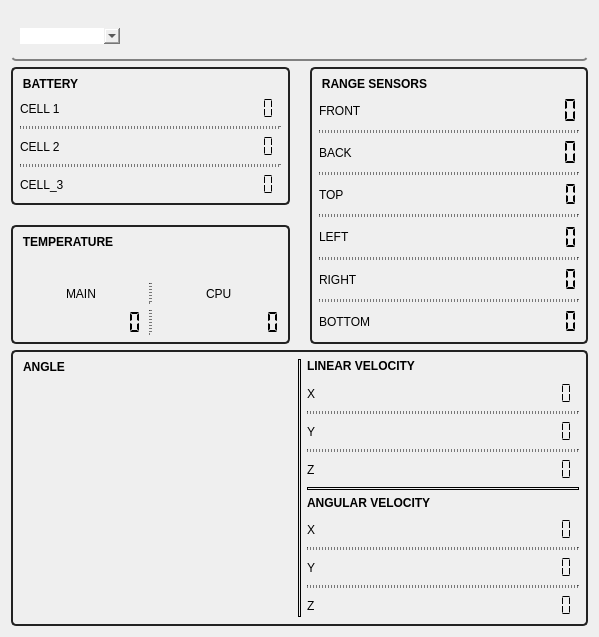
Before: the Qt Designer form dashboard/resource/dashboard.ui in GroupOfRobots/MiniRysRQT, drawn with Qt 5.
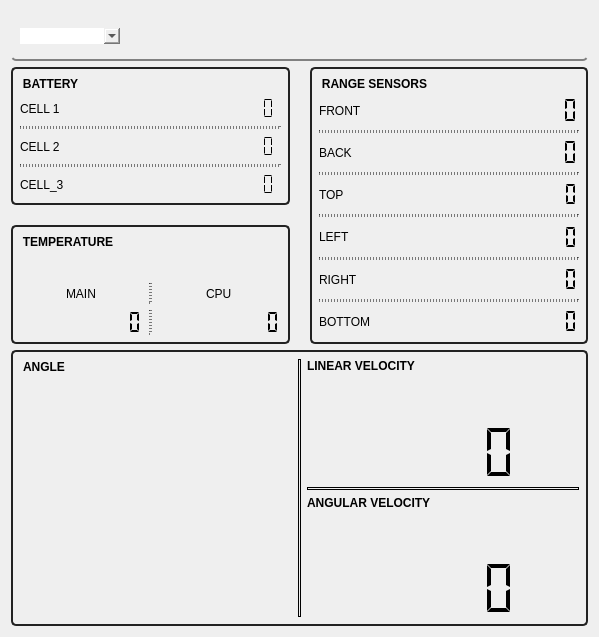
After: the same form once the commit is applied.

Commit message: dashboard removing unnecessary displayed parameters

Patch:
```diff
--- a/dashboard/resource/dashboard.ui
+++ b/dashboard/resource/dashboard.ui
@@ -618,85 +618,12 @@
          </widget>
         </item>
         <item>
-         <layout class="QHBoxLayout" name="xLinearVelocityLayoutUI">
-          <item>
-           <widget class="QLabel" name="xLinearVelcocityLabelUI">
-            <property name="text">
-             <string>X</string>
-            </property>
-           </widget>
-          </item>
-          <item alignment="Qt::AlignRight">
-           <widget class="QLCDNumber" name="xLinearVelcocityLcdUI">
-            <property name="segmentStyle">
-             <enum>QLCDNumber::Flat</enum>
-            </property>
-           </widget>
-          </item>
-         </layout>
-        </item>
-        <item>
-         <widget class="Line" name="line_9">
-          <property name="minimumSize">
-           <size>
-            <width>0</width>
-            <height>0</height>
-           </size>
+         <widget class="QLCDNumber" name="yLinearVelcocityLcdUI">
+          <property name="segmentStyle">
+           <enum>QLCDNumber::Flat</enum>
           </property>
-          <property name="styleSheet">
-           <string notr="true">border: 1px dashed black;</string>
-          </property>
-          <property name="orientation">
-           <enum>Qt::Horizontal</enum>
-          </property>
          </widget>
         </item>
-        <item>
-         <layout class="QHBoxLayout" name="yLinearVelocityLayoutUI">
-          <item>
-           <widget class="QLabel" name="yLinearVelcocityLabelUI">
-            <property name="text">
-             <string>Y</string>
-            </property>
-           </widget>
-          </item>
-          <item alignment="Qt::AlignRight">
-           <widget class="QLCDNumber" name="yLinearVelcocityLcdUI">
-            <property name="segmentStyle">
-             <enum>QLCDNumber::Flat</enum>
-            </property>
-           </widget>
-          </item>
-         </layout>
-        </item>
-        <item>
-         <widget class="Line" name="line_11">
-          <property name="styleSheet">
-           <string notr="true">border: 1px dashed black;</string>
-          </property>
-          <property name="orientation">
-           <enum>Qt::Horizontal</enum>
-          </property>
-         </widget>
-        </item>
-        <item>
-         <layout class="QHBoxLayout" name="zLinearVelocityLayoutUI">
-          <item>
-           <widget class="QLabel" name="zLinearVelcocityLabelUI">
-            <property name="text">
-             <string>Z</string>
-            </property>
-           </widget>
-          </item>
-          <item alignment="Qt::AlignRight">
-           <widget class="QLCDNumber" name="zLinearVelcocityLcdUI">
-            <property name="segmentStyle">
-             <enum>QLCDNumber::Flat</enum>
-            </property>
-           </widget>
-          </item>
-         </layout>
-        </item>
         <item>
          <widget class="Line" name="line_6">
           <property name="styleSheet">
@@ -721,82 +648,15 @@
          </widget>
         </item>
         <item>
-         <layout class="QHBoxLayout" name="xAngularVelocityLayoutUI_2">
-          <item>
-           <widget class="QLabel" name="xAngularVelcocityLcdUI_2">
-            <property name="text">
-             <string>X</string>
-            </property>
-           </widget>
-          </item>
-          <item alignment="Qt::AlignRight">
-           <widget class="QLCDNumber" name="xAngularVelcocityLcdUI">
-            <property name="segmentStyle">
-             <enum>QLCDNumber::Flat</enum>
-            </property>
-           </widget>
-          </item>
-         </layout>
-        </item>
-        <item>
-         <widget class="Line" name="line_12">
-          <property name="styleSheet">
-           <string notr="true">border: 1px dashed black;</string>
+         <widget class="QLCDNumber" name="zAngularVelcocityLcdUI">
+          <property name="frameShadow">
+           <enum>QFrame::Plain</enum>
           </property>
-          <property name="orientation">
-           <enum>Qt::Horizontal</enum>
+          <property name="segmentStyle">
+           <enum>QLCDNumber::Flat</enum>
           </property>
          </widget>
         </item>
-        <item>
-         <layout class="QHBoxLayout" name="yAngularVelocityLayoutUI">
-          <item>
-           <widget class="QLabel" name="yAngularVelcocityLcdUI_2">
-            <property name="text">
-             <string>Y</string>
-            </property>
-           </widget>
-          </item>
-          <item alignment="Qt::AlignRight">
-           <widget class="QLCDNumber" name="yAngularVelcocityLcdUI">
-            <property name="segmentStyle">
-             <enum>QLCDNumber::Flat</enum>
-            </property>
-           </widget>
-          </item>
-         </layout>
-        </item>
-        <item>
-         <widget class="Line" name="line_13">
-          <property name="styleSheet">
-           <string notr="true">border: 1px dashed black;</string>
-          </property>
-          <property name="orientation">
-           <enum>Qt::Horizontal</enum>
-          </property>
-         </widget>
-        </item>
-        <item>
-         <layout class="QHBoxLayout" name="zAngularVelocityLayoutUI">
-          <item>
-           <widget class="QLabel" name="zAgunlarVelcocityLabelUI">
-            <property name="text">
-             <string>Z</string>
-            </property>
-           </widget>
-          </item>
-          <item alignment="Qt::AlignRight">
-           <widget class="QLCDNumber" name="zAngularVelcocityLcdUI">
-            <property name="frameShadow">
-             <enum>QFrame::Plain</enum>
-            </property>
-            <property name="segmentStyle">
-             <enum>QLCDNumber::Flat</enum>
-            </property>
-           </widget>
-          </item>
-         </layout>
-        </item>
        </layout>
       </item>
      </layout>
```
The commit also changes 1 other file.
